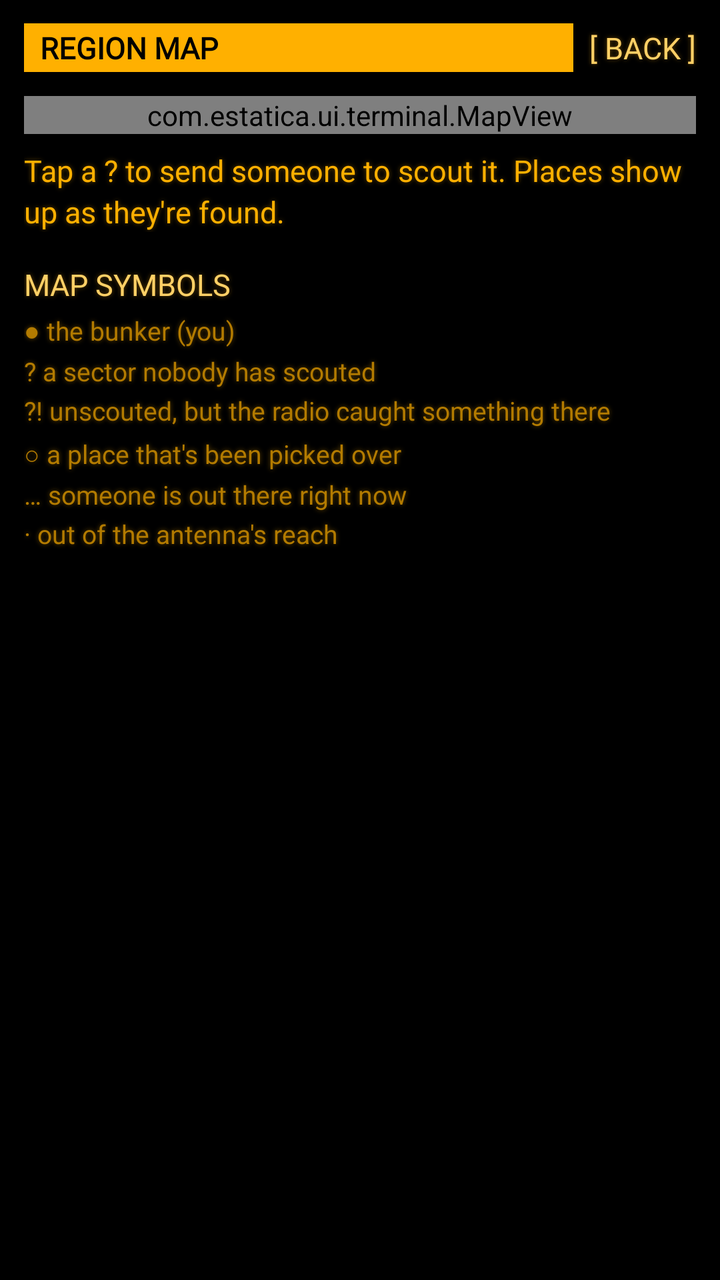
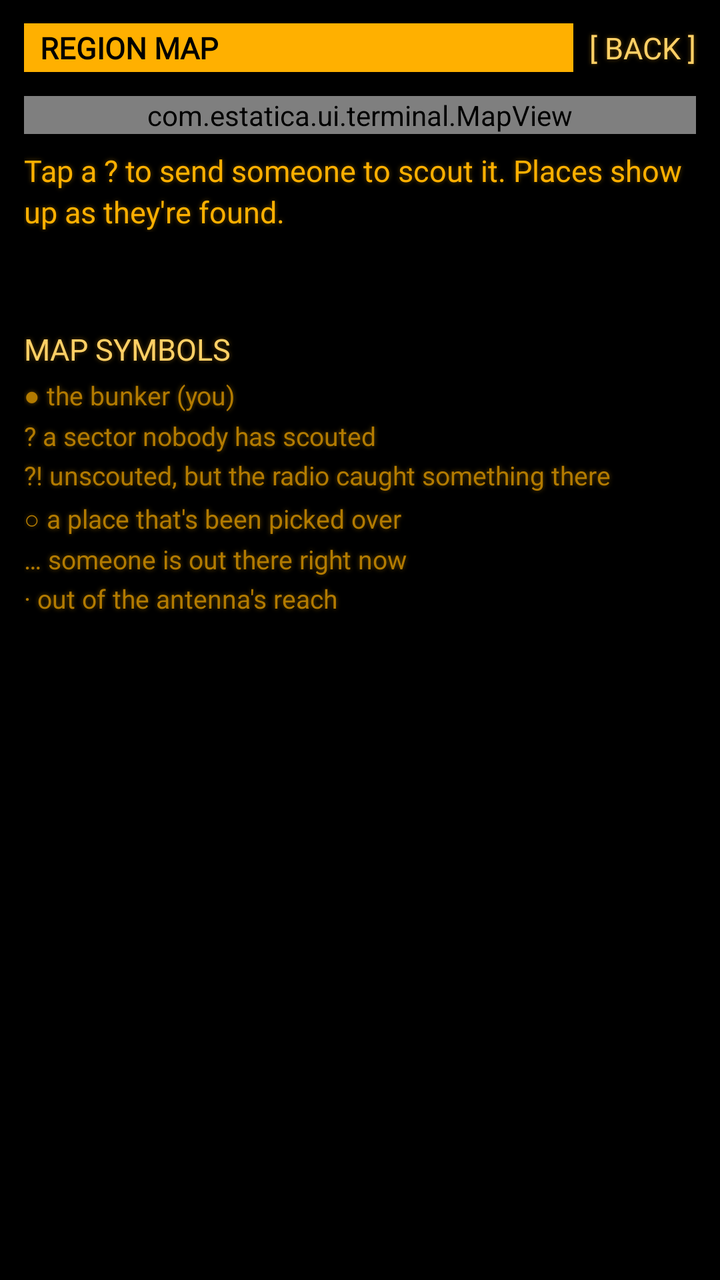

Two renders of the same Android screen: before a commit and after it. Below are the layout's source before the change and the commit's diff.
<!-- AndroidManifest.xml: application theme Theme.Estatica -->
<!-- res/layout/panel_map.xml -->
<?xml version="1.0" encoding="utf-8"?>
<LinearLayout xmlns:android="http://schemas.android.com/apk/res/android"
    xmlns:tools="http://schemas.android.com/tools"
    android:layout_width="match_parent"
    android:layout_height="match_parent"
    android:background="@color/terminal_bg"
    android:clickable="true"
    android:focusable="true"
    android:orientation="vertical"
    tools:ignore="Overdraw">

    <LinearLayout
        android:layout_width="match_parent"
        android:layout_height="wrap_content"
        android:gravity="center_vertical"
        android:orientation="horizontal">

        <TextView
            style="@style/TerminalHeader"
            android:layout_width="0dp"
            android:layout_height="wrap_content"
            android:layout_marginStart="12dp"
            android:layout_weight="1"
            android:accessibilityHeading="true"
            android:text="@string/panel_map_title"
            tools:targetApi="28" />

        <TextView
            android:id="@+id/mapClose"
            style="@style/TerminalButton"
            android:layout_width="wrap_content"
            android:layout_height="wrap_content"
            android:layout_marginEnd="4dp"
            android:text="@string/panel_back" />
    </LinearLayout>

    <ScrollView
        android:layout_width="match_parent"
        android:layout_height="0dp"
        android:layout_weight="1">

        <LinearLayout
            android:layout_width="match_parent"
            android:layout_height="wrap_content"
            android:orientation="vertical"
            android:paddingHorizontal="12dp"
            android:paddingBottom="12dp">

            <com.estatica.ui.terminal.MapView
                android:id="@+id/map"
                android:layout_width="match_parent"
                android:layout_height="wrap_content" />

            <TextView
                android:id="@+id/mapInfo"
                style="@style/TerminalText"
                android:layout_width="match_parent"
                android:layout_height="wrap_content"
                android:layout_marginTop="8dp"
                android:text="@string/map_hint" />

            <TextView
                android:id="@+id/mapAction"
                style="@style/TerminalButton"
                android:layout_width="wrap_content"
                android:layout_height="wrap_content"
                android:layout_marginTop="4dp"
                android:text="@string/map_scout"
                android:visibility="gone" />

            <TextView
                style="@style/TerminalText.Bright"
                android:layout_width="match_parent"
                android:layout_height="wrap_content"
                android:layout_marginTop="16dp"
                android:text="@string/map_legend_title" />

            <TextView
                style="@style/TerminalText.Dim"
                android:layout_width="match_parent"
                android:layout_height="wrap_content"
                android:layout_marginTop="4dp"
                android:lineSpacingExtra="2dp"
                android:text="@string/map_legend"
                android:textSize="13sp" />
        </LinearLayout>
    </ScrollView>
</LinearLayout>
<!-- resources referenced by this layout -->
<resources>
  <color name="terminal_bg">#000000</color>
  <string name="map_hint">Tap a ? to send someone to scout it. Places show up as they\'re found.</string>
  <string name="map_legend">●    the bunker (you)\n?    a sector nobody has scouted\n?!   unscouted, but the radio caught something there\n○    a place that\'s been picked over\n…    someone is out there right now\n·    out of the antenna\'s reach</string>
  <string name="map_legend_title">MAP SYMBOLS</string>
  <string name="map_scout">[ SEND SOMEONE TO SCOUT ]</string>
  <string name="panel_back">[ BACK ]</string>
  <string name="panel_map_title">REGION MAP</string>
  <style name="TerminalButton" parent="TerminalText.Bright">
          <item name="android:background">@drawable/bg_terminal_button</item>
          <item name="android:minHeight">48dp</item>
          <item name="android:gravity">center_vertical</item>
          <item name="android:paddingStart">8dp</item>
          <item name="android:paddingEnd">8dp</item>
          <item name="android:clickable">true</item>
          <item name="android:focusable">true</item>
      </style>
  <style name="TerminalHeader" parent="TerminalText.Bright">
          <item name="android:background">@color/amber</item>
          <item name="android:textColor">@color/terminal_bg</item>
          <item name="android:textStyle">bold</item>
          <item name="android:paddingStart">8dp</item>
          <item name="android:paddingEnd">8dp</item>
          <item name="android:paddingTop">2dp</item>
          <item name="android:paddingBottom">2dp</item>
          <item name="android:shadowRadius">0</item>
      </style>
  <style name="TerminalText">
          <item name="android:fontFamily">@font/terminal</item>
          <item name="android:textSize">15sp</item>
          <item name="android:textColor">@color/amber</item>
          <item name="android:lineSpacingMultiplier">1.15</item>
          
          <item name="android:shadowColor">@color/amber_glow</item>
          <item name="android:shadowRadius">6</item>
          <item name="android:shadowDx">0</item>
          <item name="android:shadowDy">0</item>
      </style>
  <style name="TerminalText.Bright">
          <item name="android:textColor">@color/amber_bright</item>
      </style>
  <style name="TerminalText.Dim">
          <item name="android:textColor">@color/amber_dim</item>
      </style>
  <style name="Theme.Estatica" parent="android:Theme.Material.NoActionBar">
          <item name="android:windowBackground">@color/terminal_bg</item>
          <item name="android:statusBarColor">@color/terminal_bg</item>
          <item name="android:navigationBarColor">@color/terminal_bg</item>
          <item name="android:colorAccent">@color/amber</item>
          <item name="android:colorControlActivated">@color/amber</item>
          <item name="android:textColorHighlight">@color/amber_dim</item>
          <item name="android:textColorPrimary">@color/amber</item>
      </style>
  <!-- drawable bg_terminal_button (drawable) -->
  <?xml version="1.0" encoding="utf-8"?>
  <ripple xmlns:android="http://schemas.android.com/apk/res/android"
      android:color="@color/amber_hint">
      <item android:id="@android:id/mask">
          <color android:color="@color/amber" />
      </item>
  </ripple>
  <color name="amber">#FFB000</color>
  <color name="amber_glow">#66FFB000</color>
  <color name="amber_bright">#FFD066</color>
  <color name="amber_dim">#B37B00</color>
  <color name="amber_hint">#664600</color>
</resources>

<!-- the commit's change to res/layout/panel_map.xml (unified diff, before → after) -->
@@ -68,6 +68,14 @@
                 android:text="@string/map_scout"
                 android:visibility="gone" />
 
+            
+            <TextView
+                android:id="@+id/mapRelays"
+                style="@style/TerminalText"
+                android:layout_width="match_parent"
+                android:layout_height="wrap_content"
+                android:layout_marginTop="12dp" />
+
             <TextView
                 style="@style/TerminalText.Bright"
                 android:layout_width="match_parent"
